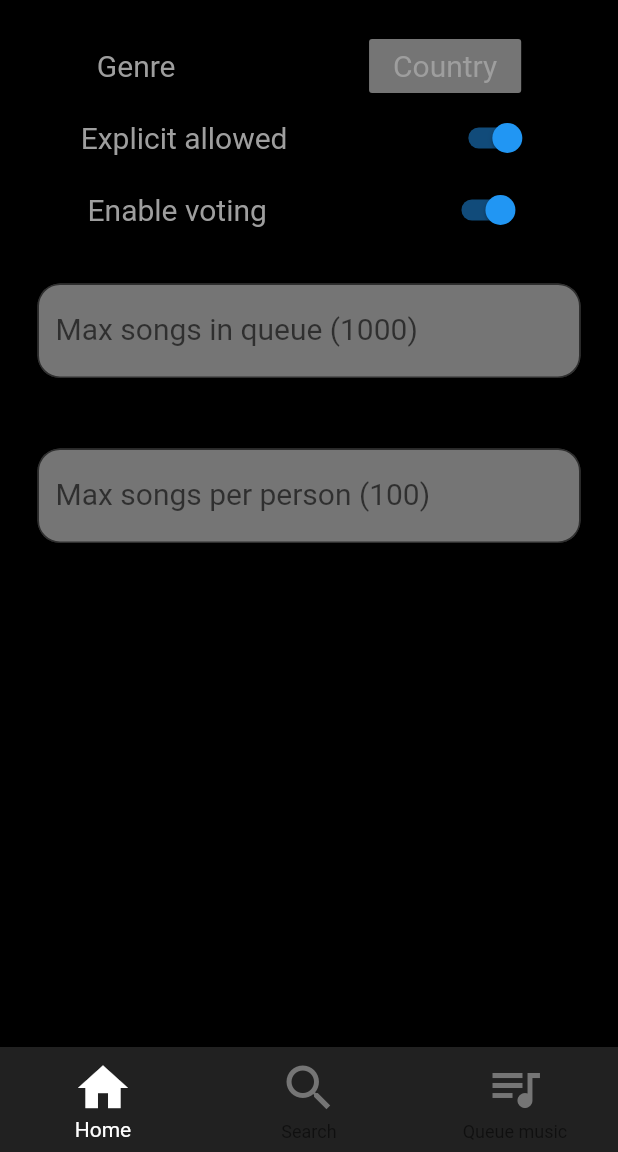
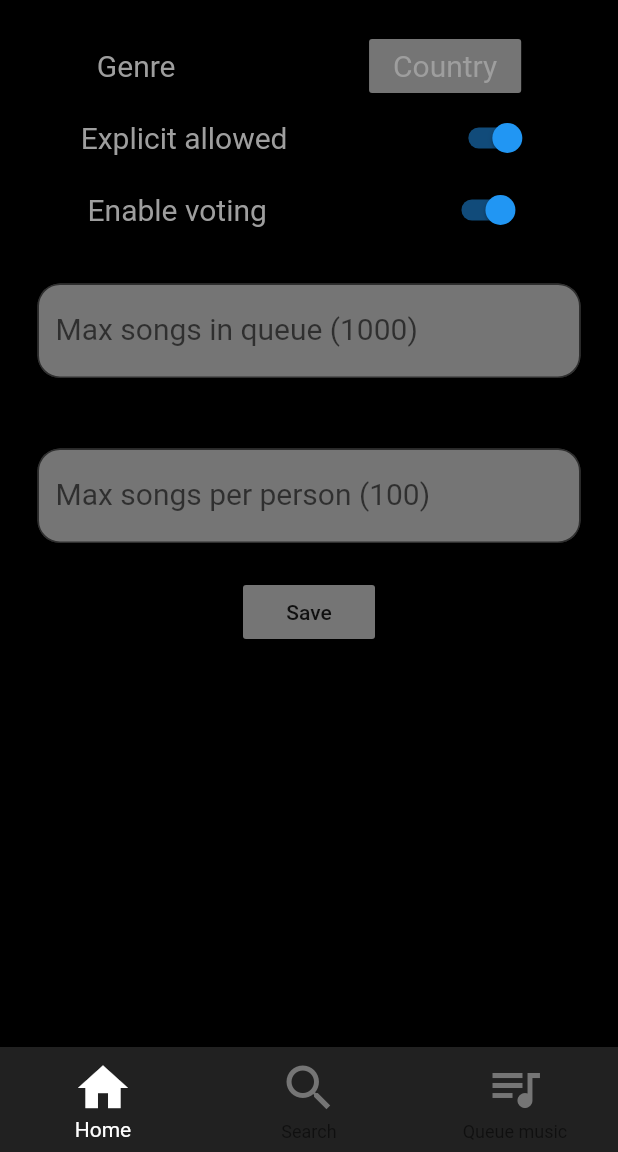
Before and after one commit to NystromAnton/Spotify_Group_Queue, a Flutter app: the screen it shows after launch, on a phone screen of 412 x 824 dp, the part 84-1236 px from its top. Run offline on Flutter 3.47's test engine with Material 2 defaults, Android fonts, the phone set to English and light mode, and no system bars.

Commit message:
Housepage needs backend to continue

```diff
--- a/spotify-playback-flutter/design_house_page/lib/housepage.dart
+++ b/spotify-playback-flutter/design_house_page/lib/housepage.dart
@@ -1,6 +1,9 @@
 import 'package:flutter/material.dart';
 
 class HousePage extends StatelessWidget {
+
+  // Se TODO Skrolla längst ned
+
   final Function setExplicitAllowed;
   final Function getExplicitAllowed;
   final Function setVotingEnabled;
@@ -27,13 +30,11 @@ class HousePage extends StatelessWidget {
   @override
   Widget build(BuildContext context) {
     return Scaffold(
-      backgroundColor: Theme.of(context).backgroundColor,
-      body: ListView(
-        children: <Widget>[
+        backgroundColor: Theme.of(context).backgroundColor,
+        body: ListView(children: <Widget>[
           Theme(
               data: Theme.of(context),
               child: Column(
-                mainAxisAlignment: MainAxisAlignment.spaceAround,
                 children: <Widget>[
                   Padding(
                     padding: EdgeInsets.only(top: 20.0),
@@ -97,7 +98,7 @@ class HousePage extends StatelessWidget {
                           onChanged: (String input) {
                             // Ändrar Max Köstorlek, defaultar till 1000
                             int parsed = int.parse(input);
-                            parsed is int
+                            parsed is int // Ett basic försök till error handling, osäker på om det är tillräckligt
                                 ? setMaxQSize(parsed)
                                 : setMaxQSize(1000);
                           },
@@ -106,6 +107,7 @@ class HousePage extends StatelessWidget {
                             labelText: 'Max songs in queue (' +
                                 getMaxQSize().toString() +
                                 ')',
+                            hasFloatingPlaceholder: false,
                             fillColor: Theme.of(context).buttonColor,
                             border: new OutlineInputBorder(
                               borderRadius: new BorderRadius.circular(15.0),
@@ -115,7 +117,6 @@ class HousePage extends StatelessWidget {
                           textAlign: TextAlign.center,
                           maxLength: 5,
                           style: Theme.of(context).textTheme.display1,
-                          //controller: TextEditingController(text: "30"),
                           keyboardType: TextInputType.number,
                         ),
                       ),
@@ -139,18 +140,16 @@ class HousePage extends StatelessWidget {
                           onChanged: (String input) {
                             // Ändrar max låtar per person, defaultar till 100
                             int parsed = int.parse(input);
-
-                            parsed is int
+                            parsed is int // Ett basic försök till error handling, osäker på om det är tillräckligt
                                 ? setSongsPerPerson(parsed)
                                 : setSongsPerPerson(100);
-
-                            //print("Songs per person: " + _songsPerPerson.toString());
                           },
                           decoration: InputDecoration(
                             filled: true,
                             labelText: 'Max songs per person (' +
                                 getSongsPerPerson().toString() +
                                 ')',
+                            hasFloatingPlaceholder: false,
                             fillColor: Theme.of(context).buttonColor,
                             border: new OutlineInputBorder(
                               borderRadius: new BorderRadius.circular(15.0),
@@ -160,7 +159,6 @@ class HousePage extends StatelessWidget {
                           textAlign: TextAlign.center,
                           maxLength: 5,
                           style: Theme.of(context).textTheme.display1,
-                          //controller: TextEditingController(text: "30"),
                           keyboardType: TextInputType.number,
                         ),
                       ),
@@ -169,10 +167,27 @@ class HousePage extends StatelessWidget {
                       ),
                     ],
                   ),
+                  /* Save knapp för att användaren ska känna att options parametrar
+                  blivit sparade.
+                  TODO: Implementera att parametrarna sparas i ett Form ist för direkt
+                  när man skriver (onChange) som det är nu, så när man trycker på save
+                  refreshas sidan och ens parametrar är sparade.
+                  EXTENDED TODO: Save knappen triggar ett servercall som notifierar
+                  backend/rummedlemmar om de nya reglerna*/
+                  Row(
+                    crossAxisAlignment: CrossAxisAlignment.center,
+                    mainAxisAlignment: MainAxisAlignment.center,
+                    children: <Widget>[
+                      RaisedButton(
+                        child: Text("Save"),
+                        onPressed: () {
+
+                        },
+                      )
+                    ],
+                  )
                 ],
               ))
-        ],
-      ),
-    );
+        ]));
   }
 }
--- a/spotify-playback-flutter/design_house_page/lib/main.dart
+++ b/spotify-playback-flutter/design_house_page/lib/main.dart
@@ -16,6 +16,7 @@ class App extends StatelessWidget {
           canvasColor: Colors.grey[900], // Nav bar background
           toggleableActiveColor: Colors.green[600],
           buttonColor: Colors.grey[600], // Nav bar buttons
+
           textTheme: TextTheme(
               display1: TextStyle( // House page text
                 fontSize: 20.0,
```
